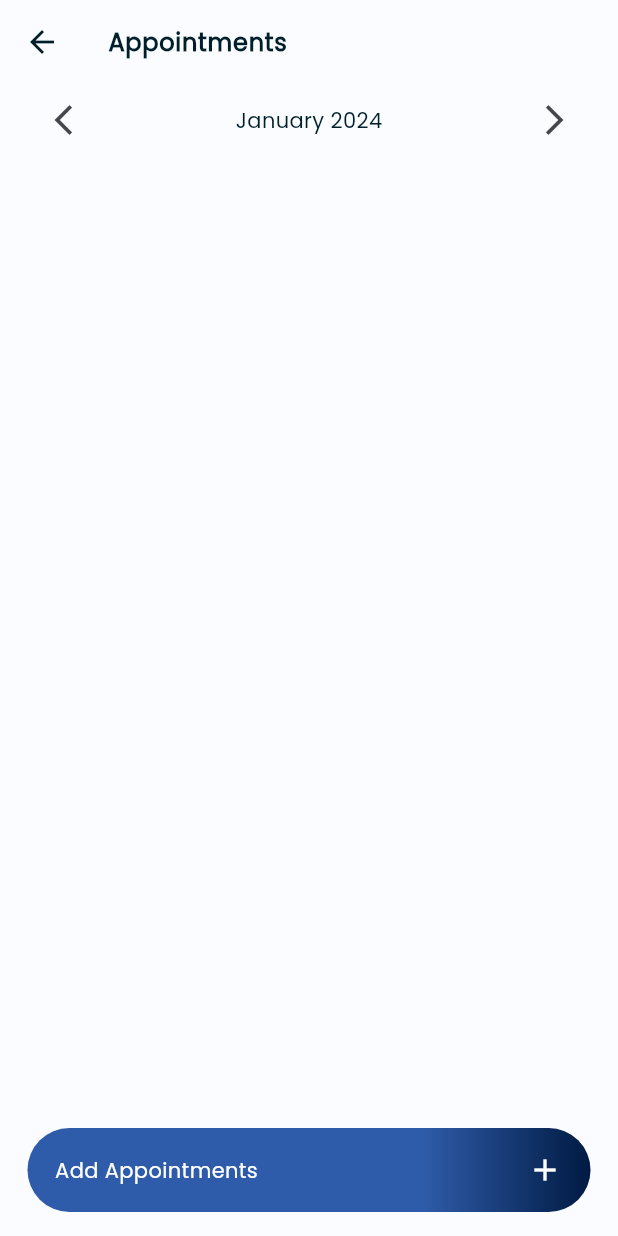
After one commit to Soocotra/desaka, a Flutter app: the ActivitiesScreen screen opened directly, on a phone screen of 412 x 824 dp. The commit adds this screen. Run offline on Flutter 3.47's test engine with Material 3 defaults, Android fonts, the light colour scheme and no system bars; our stand-ins replace flutter_screenutil, get, jiffy, percent_indicator; missing offline and left inert: animated_icon, slide_digital_clock.

Commit message:
create a template for every type of activity screen

```diff
--- a/lib/domain/activities/usecases/activity_type.dart
+++ b/lib/domain/activities/usecases/activity_type.dart
@@ -1,3 +1,10 @@
+import 'package:flutter/material.dart';
+
+import '../../../presentation/activities/screen/appointment_view.dart';
+import '../../../presentation/activities/screen/meeting_view.dart';
+import '../../../presentation/activities/screen/support_ticket_view.dart';
+import '../../../presentation/activities/screen/visit_view.dart';
+
 abstract class ActivityScreenType {
   static const appointments = 'Appointments';
   static const meetings = 'Meetings';
@@ -18,4 +25,19 @@ abstract class ActivityScreenType {
         return ActivityScreenType.appointments;
     }
   }
+
+  static Widget getBodyPage(String? params) {
+    switch (params) {
+      case ActivityScreenType.appointments:
+        return const AppointmentView();
+      case ActivityScreenType.meetings:
+        return const MeetingView();
+      case ActivityScreenType.visit:
+        return const VisitView();
+      case ActivityScreenType.supportTickets:
+        return const SupportTicketView();
+      default:
+        return const AppointmentView();
+    }
+  }
 }
--- a/lib/presentation/activities/activities.screen.dart
+++ b/lib/presentation/activities/activities.screen.dart
@@ -1,4 +1,4 @@
-import 'package:desaka/presentation/shared/widgets/custom_button.dart';
+import 'package:desaka/domain/activities/usecases/activity_type.dart';
 import 'package:flutter/material.dart';
 import 'package:flutter_screenutil/flutter_screenutil.dart';
 
@@ -11,7 +11,8 @@ class ActivitiesScreen extends GetView<ActivitiesController> {
 
   @override
   Widget build(BuildContext context) {
-    return Scaffold(
+    return SafeArea(
+      child: Scaffold(
         floatingActionButtonLocation: FloatingActionButtonLocation.centerFloat,
         floatingActionButton: Container(
           decoration: BoxDecoration(
@@ -39,13 +40,14 @@ class ActivitiesScreen extends GetView<ActivitiesController> {
               child: Row(
                 mainAxisAlignment: MainAxisAlignment.center,
                 children: [
-                Text(
-                  'Add Appointments',
+                  Obx(() => Text(
+                        'Add ${controller.activityType}',
                         style: Theme.of(context).textTheme.bodyMedium?.copyWith(
                             color: Theme.of(context).colorScheme.onPrimary),
-                ),
+                      )),
                   const Spacer(),
-                Icon(Icons.add, color: Theme.of(context).colorScheme.onPrimary)
+                  Icon(Icons.add,
+                      color: Theme.of(context).colorScheme.onPrimary)
                 ],
               ),
             ),
@@ -66,33 +68,7 @@ class ActivitiesScreen extends GetView<ActivitiesController> {
                 Icons.arrow_back,
               ),
             )),
-      body: Column(
-        children: [
-          Container(
-            padding: EdgeInsets.symmetric(horizontal: 16.w),
-            child: Row(
-              mainAxisAlignment: MainAxisAlignment.spaceBetween,
-              children: [
-                IconButton(
-                    onPressed: () => controller.prevMonth(),
-                    icon: const Icon(Icons.arrow_back_ios_new)),
-                InkWell(
-                    onTap: () => controller.openDatePicker(),
-                    borderRadius: BorderRadius.circular(6.r),
-                    child: Padding(
-                      padding: EdgeInsets.all(5.h),
-                      child: Obx(
-                        () => Text(controller.filterDate.value),
-                      ),
-                    )),
-                IconButton(
-                    onPressed: () => controller.nextMonth(),
-                    icon: const Icon(Icons.arrow_forward_ios)),
-              ],
-            ),
-          ),
-
-        ],
+        body: controller.body,
       ),
     );
   }
--- a/lib/presentation/activities/controllers/activities.controller.dart
+++ b/lib/presentation/activities/controllers/activities.controller.dart
@@ -1,3 +1,4 @@
+import 'package:desaka/presentation/activities/screen/appointment_view.dart';
 import 'package:flutter/material.dart';
 import 'package:get/get.dart';
 import 'package:intl/intl.dart';
@@ -10,7 +11,7 @@ class ActivitiesController extends GetxController with StateMixin<Activity> {
   final RxString activityType = ActivityScreenType.appointments.obs;
   final count = 0.obs;
   final RxString filterDate = DateFormat.yMMMM().format(DateTime.now()).obs;
-
+  late final Widget body;
   @override
   void onInit() {
     super.onInit();
@@ -36,6 +37,7 @@ class ActivitiesController extends GetxController with StateMixin<Activity> {
   void getParams() {
     activityType.value =
         ActivityScreenType.getCurrentType(Get.parameters['type']);
+    body = ActivityScreenType.getBodyPage(activityType.value);
   }
 
   void openDatePicker() async {
--- /dev/null
+++ b/lib/presentation/activities/screen/appointment_view.dart
@@ -0,0 +1,40 @@
+import 'package:flutter/material.dart';
+import 'package:flutter_screenutil/flutter_screenutil.dart';
+
+import 'package:get/get.dart';
+
+import '../controllers/activities.controller.dart';
+
+class AppointmentView extends GetView<ActivitiesController> {
+  const AppointmentView({Key? key}) : super(key: key);
+  @override
+  Widget build(BuildContext context) {
+    return Column(
+      children: [
+        Container(
+          padding: EdgeInsets.symmetric(horizontal: 16.w),
+          child: Row(
+            mainAxisAlignment: MainAxisAlignment.spaceBetween,
+            children: [
+              IconButton(
+                  onPressed: () => controller.prevMonth(),
+                  icon: const Icon(Icons.arrow_back_ios_new)),
+              InkWell(
+                  onTap: () => controller.openDatePicker(),
+                  borderRadius: BorderRadius.circular(6.r),
+                  child: Padding(
+                    padding: EdgeInsets.all(5.h),
+                    child: Obx(
+                      () => Text(controller.filterDate.value),
+                    ),
+                  )),
+              IconButton(
+                  onPressed: () => controller.nextMonth(),
+                  icon: const Icon(Icons.arrow_forward_ios)),
+            ],
+          ),
+        ),
+      ],
+    );
+  }
+}
```
Also changed, not shown: lib/presentation/activities/screen/meeting_view.dart (added, +19 -0 lines), lib/presentation/activities/screen/support_ticket_view.dart (added, +18 -0 lines), lib/presentation/activities/screen/visit_view.dart (added, +18 -0 lines). Lines whose indentation alone changed are shown as unchanged.
